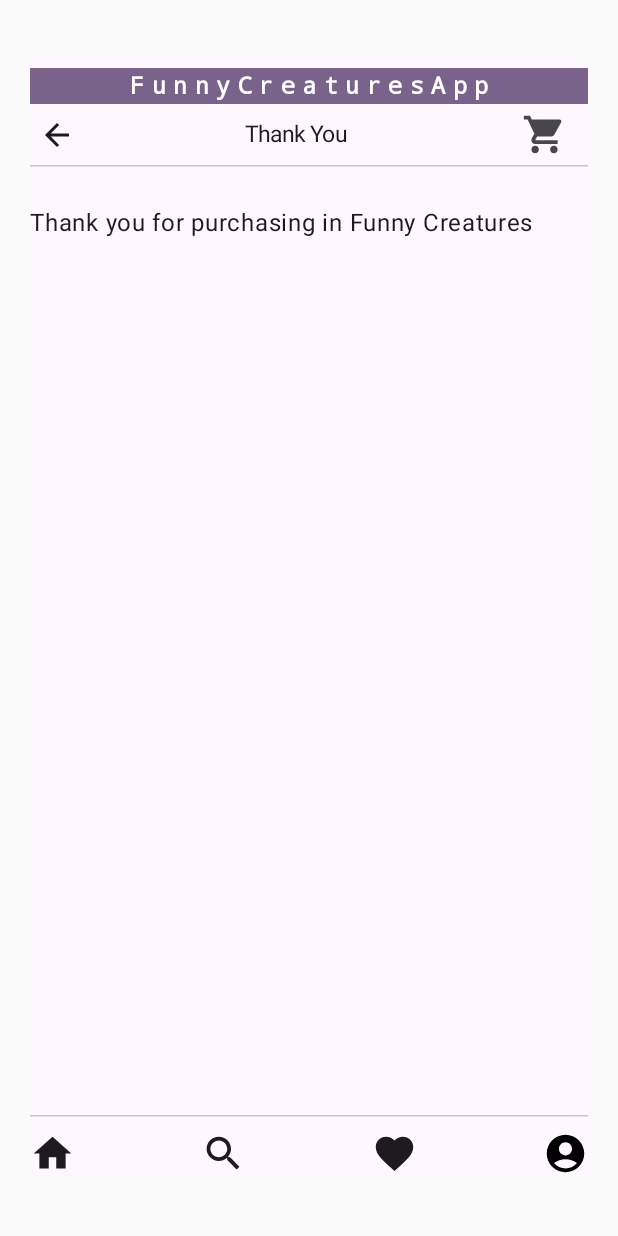
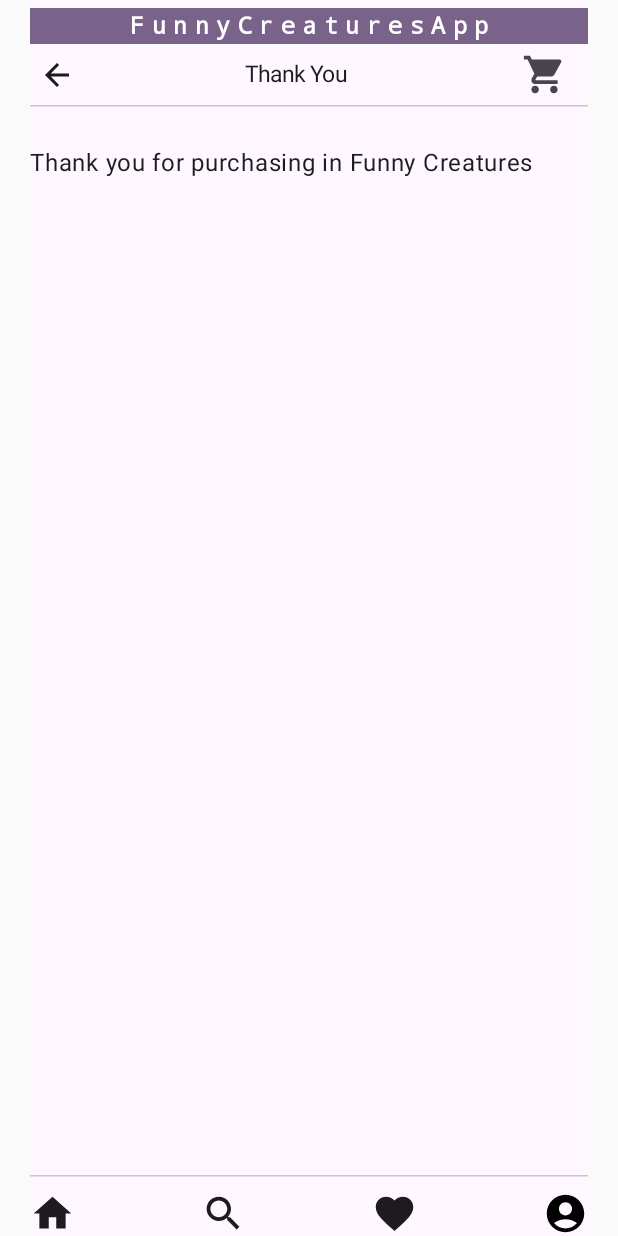
Before and after one commit to emepox/FunnyCreaturesApp, an Android app built with Jetpack Compose: the ThankYou screen opened through its navigation route, on a phone screen of 412 x 824 dp. Run offline under Robolectric (Android 15) with nearby library versions, the light colour scheme and no system bars.

Commit message:
Inset padding fix

```diff
--- a/app/src/main/java/com/example/funnycreaturesapp/ui/FunnyCreaturesApp.kt
+++ b/app/src/main/java/com/example/funnycreaturesapp/ui/FunnyCreaturesApp.kt
@@ -5,7 +5,11 @@ import androidx.annotation.StringRes
 import androidx.compose.foundation.layout.WindowInsets
 import androidx.compose.foundation.layout.fillMaxSize
 import androidx.compose.foundation.layout.fillMaxWidth
+import androidx.compose.foundation.layout.navigationBarsPadding
 import androidx.compose.foundation.layout.padding
+import androidx.compose.foundation.layout.statusBars
+import androidx.compose.foundation.layout.statusBarsPadding
+import androidx.compose.foundation.layout.windowInsetsPadding
 import androidx.compose.material3.Scaffold
 import androidx.compose.material3.Text
 import androidx.compose.runtime.Composable
@@ -78,19 +82,22 @@ fun FunnyCreaturesApp(
                 },
                 modifier = Modifier
                     .fillMaxWidth()
+                    .statusBarsPadding()
             )
         },
         bottomBar = {
             NavBar(
                 navController = navController,
                 activeSession = isSessionActive,
-                Modifier.padding(top = 5.dp)
+                Modifier
+                    .padding(top = 5.dp)
+                    .navigationBarsPadding()
             )
         },
-        contentWindowInsets = WindowInsets(0.dp),
         modifier = Modifier
             .fillMaxSize()
-            .padding(horizontal = 20.dp, vertical = 40.dp)
+            .padding(horizontal = 20.dp,)
+            .windowInsetsPadding(WindowInsets.statusBars)
     ) { innerPadding ->
 
         NavHost(
```
